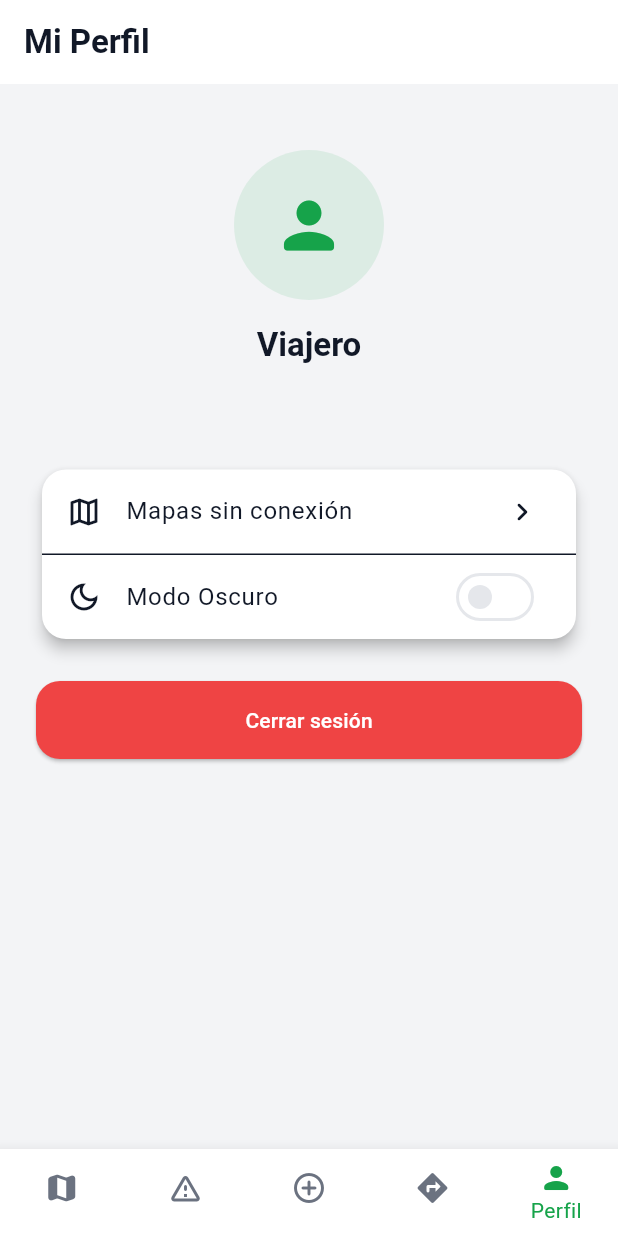
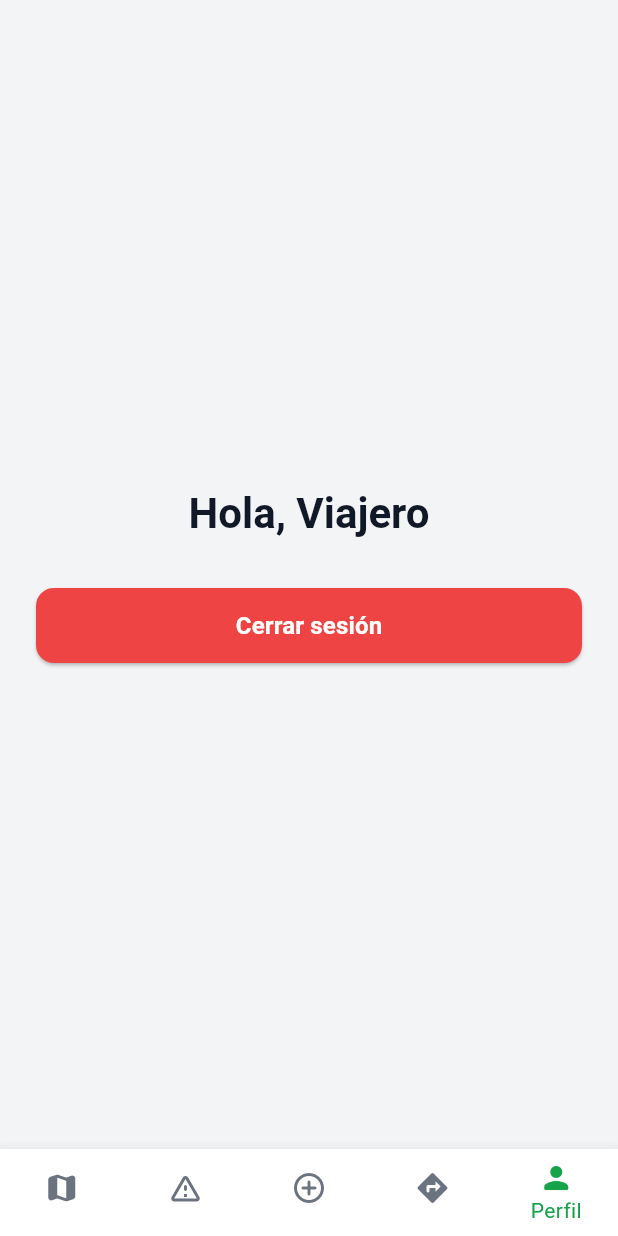
Before and after one commit to MelaSqui/RuteandoBolivia, a Flutter app: the screen it shows after launch, item 5 of the bottom bar chosen, after a tap on "Cerrar sesión", on a phone screen of 412 x 824 dp. Run offline on Flutter 3.47's test engine with Material 3 defaults, Android fonts, the phone set to English and light mode, and no system bars; our stand-ins replace flutter_map, flutter_svg, latlong2, supabase_flutter; accounts and stored records are empty.

Commit message:
refactor(stubs): [RUT-7] simplificar pantallas stub en blanco y limpiar modulo de perfil

```diff
--- a/lib/features/alerts/presentation/screens/alerts_screen.dart
+++ b/lib/features/alerts/presentation/screens/alerts_screen.dart
@@ -5,37 +5,9 @@ class AlertsScreen extends StatelessWidget {
 
   @override
   Widget build(BuildContext context) {
-    final theme = Theme.of(context);
-
-    return Scaffold(
-      appBar: AppBar(
-        title: const Text('Alertas de Carreteras'),
-        backgroundColor: theme.colorScheme.surface,
-      ),
+    return const Scaffold(
       body: Center(
-        child: Column(
-          mainAxisAlignment: MainAxisAlignment.center,
-          children: [
-            Icon(
-              Icons.warning_amber_rounded,
-              size: 64,
-              color: theme.colorScheme.primary,
-            ),
-            const SizedBox(height: 16),
-            Text(
-              'No hay incidentes reportados',
-              style: theme.textTheme.titleMedium,
-            ),
-            const SizedBox(height: 8),
-            Text(
-              'Las carreteras se encuentran transitables por el momento.',
-              style: theme.textTheme.bodyMedium?.copyWith(
-                color: theme.colorScheme.onSurface.withOpacity(0.6),
-              ),
-              textAlign: TextAlign.center,
-            ),
-          ],
-        ),
+        child: Text('Alertas'),
       ),
     );
   }
--- a/lib/features/auth/presentation/screens/register_screen.dart
+++ b/lib/features/auth/presentation/screens/register_screen.dart
@@ -1,8 +1,8 @@
 import 'package:flutter/material.dart';
 
 import 'package:supabase_flutter/supabase_flutter.dart';
-import 'package:flutter_svg/flutter_svg.dart';
 import 'dart:ui';
+
 
 class RegisterScreen extends StatefulWidget {
   const RegisterScreen({super.key});
--- a/lib/features/map/presentation/screens/map_screen.dart
+++ b/lib/features/map/presentation/screens/map_screen.dart
@@ -2,7 +2,6 @@ import 'package:flutter/material.dart';
 import 'package:flutter_map/flutter_map.dart';
 import 'package:flutter_svg/flutter_svg.dart';
 import 'package:latlong2/latlong.dart';
-import 'package:supabase_flutter/supabase_flutter.dart';
 
 class MapaTransitabilidad extends StatefulWidget {
   const MapaTransitabilidad({super.key});
@@ -15,11 +14,6 @@ class _MapaTransitabilidadState extends State<MapaTransitabilidad> {
   // Centro de Bolivia (aproximado)
   final LatLng _boliviaCenter = const LatLng(-16.2902, -63.5887);
 
-  Future<void> _signOut() async {
-    await Supabase.instance.client.auth.signOut();
-    // El AuthGate detectará el cambio y mostrará el Login automáticamente
-  }
-
   @override
   Widget build(BuildContext context) {
     final theme = Theme.of(context);
@@ -28,23 +22,11 @@ class _MapaTransitabilidadState extends State<MapaTransitabilidad> {
         ? 'assets/patterns/roads_dark.svg'
         : 'assets/patterns/roads_light.svg';
 
-    // Obtener info del usuario actual
-    final user = Supabase.instance.client.auth.currentUser;
-    final displayName =
-        user?.userMetadata?['display_name'] as String? ?? 'Viajero';
-
     return Scaffold(
       backgroundColor: Colors.transparent,
       appBar: AppBar(
-        title: Text('Hola, $displayName'),
+        title: const Text('Ruteando Bolivia'),
         backgroundColor: theme.colorScheme.surface,
-        actions: [
-          IconButton(
-            icon: const Icon(Icons.logout_rounded),
-            tooltip: 'Cerrar sesión',
-            onPressed: _signOut,
-          ),
-        ],
       ),
       body: Stack(
         children: [
--- a/lib/features/profile/presentation/screens/profile_screen.dart
+++ b/lib/features/profile/presentation/screens/profile_screen.dart
@@ -13,76 +13,42 @@ class ProfileScreen extends StatelessWidget {
     final theme = Theme.of(context);
     final user = Supabase.instance.client.auth.currentUser;
     final displayName = user?.userMetadata?['display_name'] as String? ?? 'Viajero';
-    final email = user?.email ?? '';
 
     return Scaffold(
-      appBar: AppBar(
-        title: const Text('Mi Perfil'),
-        backgroundColor: theme.colorScheme.surface,
-      ),
-      body: SingleChildScrollView(
-        padding: const EdgeInsets.all(24),
-        child: Column(
-          children: [
-            const SizedBox(height: 20),
-            CircleAvatar(
-              radius: 50,
-              backgroundColor: theme.colorScheme.primary.withOpacity(0.1),
-              child: Icon(
-                Icons.person_rounded,
-                size: 50,
-                color: theme.colorScheme.primary,
+      body: Center(
+        child: Padding(
+          padding: const EdgeInsets.symmetric(horizontal: 24.0),
+          child: Column(
+            mainAxisAlignment: MainAxisAlignment.center,
+            children: [
+              Text(
+                'Hola, $displayName',
+                style: theme.textTheme.headlineMedium?.copyWith(
+                  fontWeight: FontWeight.bold,
+                ),
+                textAlign: TextAlign.center,
               ),
-            ),
-            const SizedBox(height: 16),
-            Text(
-              displayName,
-              style: theme.textTheme.titleLarge,
-            ),
-            const SizedBox(height: 4),
-            Text(
-              email,
-              style: theme.textTheme.bodyMedium?.copyWith(
-                color: theme.colorScheme.onSurface.withOpacity(0.6),
-              ),
-            ),
-            const SizedBox(height: 40),
-            // Opciones de configuración
-            Card(
-              child: Column(
-                children: [
-                  ListTile(
-                    leading: const Icon(Icons.map_outlined),
-                    title: const Text('Mapas sin conexión'),
-                    trailing: const Icon(Icons.chevron_right_rounded),
-                    onTap: () {},
-                  ),
-                  const Divider(height: 1),
-                  ListTile(
-                    leading: const Icon(Icons.dark_mode_outlined),
-                    title: const Text('Modo Oscuro'),
-                    trailing: Switch(
-                      value: theme.brightness == Brightness.dark,
-                      onChanged: (val) {},
+              const SizedBox(height: 32),
+              SizedBox(
+                width: double.infinity,
+                height: 50,
+                child: ElevatedButton(
+                  onPressed: () => _signOut(context),
+                  style: ElevatedButton.styleFrom(
+                    backgroundColor: theme.colorScheme.error,
+                    foregroundColor: Colors.white,
+                    shape: RoundedRectangleBorder(
+                      borderRadius: BorderRadius.circular(12),
                     ),
                   ),
-                ],
+                  child: const Text(
+                    'Cerrar sesión',
+                    style: TextStyle(fontSize: 16, fontWeight: FontWeight.bold),
+                  ),
+                ),
               ),
-            ),
-            const SizedBox(height: 24),
-            SizedBox(
-              width: double.infinity,
-              height: 52,
-              child: ElevatedButton(
-                onPressed: () => _signOut(context),
-                style: ElevatedButton.styleFrom(
-                  backgroundColor: theme.colorScheme.error,
-                  foregroundColor: Colors.white,
-                ),
-                child: const Text('Cerrar sesión'),
-              ),
-            ),
-          ],
+            ],
+          ),
         ),
       ),
     );
--- a/lib/features/reports/presentation/screens/reports_screen.dart
+++ b/lib/features/reports/presentation/screens/reports_screen.dart
@@ -5,37 +5,9 @@ class ReportsScreen extends StatelessWidget {
 
   @override
   Widget build(BuildContext context) {
-    final theme = Theme.of(context);
-
-    return Scaffold(
-      appBar: AppBar(
-        title: const Text('Nuevo Reporte'),
-        backgroundColor: theme.colorScheme.surface,
-      ),
+    return const Scaffold(
       body: Center(
-        child: Column(
-          mainAxisAlignment: MainAxisAlignment.center,
-          children: [
-            Icon(
-              Icons.add_a_photo_rounded,
-              size: 64,
-              color: theme.colorScheme.primary,
-            ),
-            const SizedBox(height: 16),
-            Text(
-              'Reportar incidente vial',
-              style: theme.textTheme.titleMedium,
-            ),
-            const SizedBox(height: 8),
-            Text(
-              'Aquí se integrará la captura de fotos y validación de la IA.',
-              style: theme.textTheme.bodyMedium?.copyWith(
-                color: theme.colorScheme.onSurface.withOpacity(0.6),
-              ),
-              textAlign: TextAlign.center,
-            ),
-          ],
-        ),
+        child: Text('Reportar'),
       ),
     );
   }
--- a/lib/features/routes/presentation/screens/routes_screen.dart
+++ b/lib/features/routes/presentation/screens/routes_screen.dart
@@ -5,37 +5,9 @@ class RoutesScreen extends StatelessWidget {
 
   @override
   Widget build(BuildContext context) {
-    final theme = Theme.of(context);
-
-    return Scaffold(
-      appBar: AppBar(
-        title: const Text('Calcular Ruta'),
-        backgroundColor: theme.colorScheme.surface,
-      ),
+    return const Scaffold(
       body: Center(
-        child: Column(
-          mainAxisAlignment: MainAxisAlignment.center,
-          children: [
-            Icon(
-              Icons.directions_rounded,
-              size: 64,
-              color: theme.colorScheme.primary,
-            ),
-            const SizedBox(height: 16),
-            Text(
-              'Rutas alternativas',
-              style: theme.textTheme.titleMedium,
-            ),
-            const SizedBox(height: 8),
-            Text(
-              'Aquí se integrará la lógica de cálculo de rutas y desvíos mediante Dijkstra.',
-              style: theme.textTheme.bodyMedium?.copyWith(
-                color: theme.colorScheme.onSurface.withOpacity(0.6),
-              ),
-              textAlign: TextAlign.center,
-            ),
-          ],
-        ),
+        child: Text('Rutas'),
       ),
     );
   }
```
